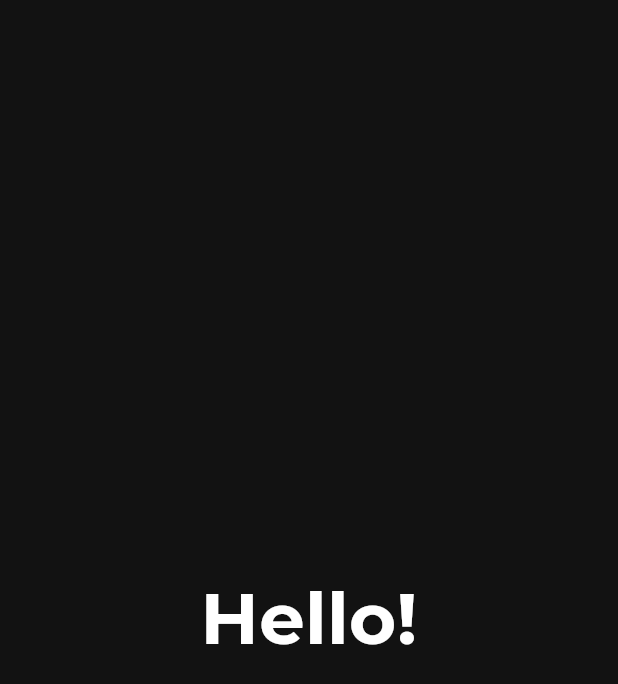
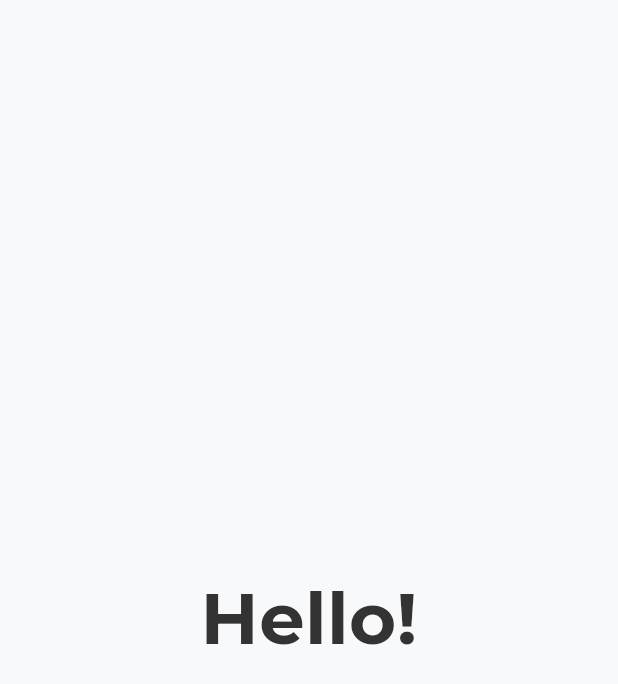
Before and after one commit to Awaneee/rakshapath, a Flutter app: the SplashScreen screen opened directly, on a phone screen of 412 x 824 dp. Shown: the top 684 px of the screen. Run offline on Flutter 3.47's test engine with Material 3 defaults, Android fonts, the phone set to English and light mode, and no system bars.

Commit message:
splash scren color correction

```diff
--- a/lib/screens/splash_screen.dart
+++ b/lib/screens/splash_screen.dart
@@ -8,7 +8,8 @@ class SplashScreen extends StatefulWidget {
   _SplashScreenState createState() => _SplashScreenState();
 }
 
-class _SplashScreenState extends State<SplashScreen> with TickerProviderStateMixin {
+class _SplashScreenState extends State<SplashScreen>
+    with TickerProviderStateMixin {
   // Animation controllers
   late final AnimationController _pageController;
   late final AnimationController _rippleController;
@@ -19,10 +20,11 @@ class _SplashScreenState extends State<SplashScreen> with TickerProviderStateMix
   // Current page index (0: Hello, 1: Welcome to, 2: Rakshapath)
   int _currentPage = 0;
 
-  // Colors
-  final Color _primaryColor = const Color(0xFF6C63FF);
-  final Color _accentColor = const Color(0xFF00BFA6);
-  final Color _backgroundColor = const Color(0xFF121212);
+  // 🎨 UPDATED COLORS TO MATCH YOUR UI
+  final Color _primaryColor = const Color(0xFF007BFF); // Main App Blue
+  final Color _accentColor = const Color(0xFF00C6FF); // Gradient Teal
+  final Color _backgroundColor = const Color(0xFFF7F9FB); // Light Background
+  final Color _textColor = const Color(0xFF333333); // Dark Grey for Text
 
   @override
   void initState() {
@@ -92,7 +94,7 @@ class _SplashScreenState extends State<SplashScreen> with TickerProviderStateMix
   @override
   Widget build(BuildContext context) {
     return Scaffold(
-      backgroundColor: _backgroundColor,
+      backgroundColor: _backgroundColor, // ✅ Use light background
       body: Stack(
         children: [
           // Ripple effect background (only for Rakshapath screen)
@@ -102,14 +104,20 @@ class _SplashScreenState extends State<SplashScreen> with TickerProviderStateMix
               builder: (context, child) {
                 return Center(
                   child: Container(
-                    width: MediaQuery.of(context).size.width * 0.8 * _rippleAnimation.value,
-                    height: MediaQuery.of(context).size.width * 0.8 * _rippleAnimation.value,
+                    width: MediaQuery.of(context).size.width *
+                        0.8 *
+                        _rippleAnimation.value,
+                    height: MediaQuery.of(context).size.width *
+                        0.8 *
+                        _rippleAnimation.value,
                     decoration: BoxDecoration(
                       shape: BoxShape.circle,
                       gradient: RadialGradient(
                         colors: [
-                          _primaryColor.withOpacity(0.05 * (1 - _rippleAnimation.value)),
-                          _primaryColor.withOpacity(0.01 * (1 - _rippleAnimation.value)),
+                          _primaryColor
+                              .withOpacity(0.05 * (1 - _rippleAnimation.value)),
+                          _primaryColor
+                              .withOpacity(0.01 * (1 - _rippleAnimation.value)),
                         ],
                       ),
                     ),
@@ -122,27 +130,43 @@ class _SplashScreenState extends State<SplashScreen> with TickerProviderStateMix
           Center(
             child: AnimatedSwitcher(
               duration: const Duration(milliseconds: 800),
-              child: _currentPage == 0
-                  ? const Text(
+              child: _buildCurrentPage(), // Helper method for cleaner code
+            ),
+          ),
+        ],
+      ),
+    );
+  }
+
+  // Helper widget to build the current page's content
+  Widget _buildCurrentPage() {
+    switch (_currentPage) {
+      case 0:
+        return Text(
           'Hello!',
+          key: const ValueKey('Hello'),
           style: TextStyle(
             fontSize: 48,
             fontWeight: FontWeight.bold,
-                        color: Colors.white,
+            color: _textColor, // ✅ Use dark text color
             fontFamily: 'Montserrat',
           ),
-                    )
-                  : _currentPage == 1
-                      ? const Text(
+        );
+      case 1:
+        return Text(
           'Welcome to',
+          key: const ValueKey('Welcome'),
           style: TextStyle(
             fontSize: 36,
             fontWeight: FontWeight.w300,
-                            color: Colors.white,
+            color: _textColor, // ✅ Use dark text color
             fontFamily: 'Montserrat',
           ),
-                        )
-                      : Column(
+        );
+      case 2:
+      default:
+        return Column(
+          key: const ValueKey('Rakshapath'),
           mainAxisSize: MainAxisSize.min,
           children: [
             // App logo/icon
@@ -161,14 +185,14 @@ class _SplashScreenState extends State<SplashScreen> with TickerProviderStateMix
               child: Icon(
                 Icons.security_rounded,
                 size: 60,
-                                color: _primaryColor,
+                color: _primaryColor, // ✅ Use primary color for icon
               ),
             ),
 
             // App title with gradient
             ShaderMask(
               shaderCallback: (bounds) => LinearGradient(
-                                colors: [_primaryColor, _accentColor],
+                colors: [_accentColor, _primaryColor], // ✅ Your app's gradient
                 begin: Alignment.topLeft,
                 end: Alignment.bottomRight,
               ).createShader(bounds),
@@ -177,7 +201,7 @@ class _SplashScreenState extends State<SplashScreen> with TickerProviderStateMix
                 style: TextStyle(
                   fontSize: 42,
                   fontWeight: FontWeight.w700,
-                                  color: Colors.white,
+                  color: Colors.white, // This color is masked by the gradient
                   fontFamily: 'Montserrat',
                 ),
               ),
@@ -186,11 +210,11 @@ class _SplashScreenState extends State<SplashScreen> with TickerProviderStateMix
             const SizedBox(height: 16),
 
             // Subtitle
-                            const Text(
+            Text(
               'Your Safety Companion',
               style: TextStyle(
                 fontSize: 18,
-                                color: Colors.white70,
+                color: _textColor.withOpacity(0.7), // ✅ Use dark text color
                 fontWeight: FontWeight.w400,
                 fontFamily: 'Montserrat',
               ),
@@ -203,17 +227,13 @@ class _SplashScreenState extends State<SplashScreen> with TickerProviderStateMix
               height: 40,
               child: CircularProgressIndicator(
                 valueColor: AlwaysStoppedAnimation<Color>(
-                                  Color(0xFF6C63FF),
+                  _primaryColor, // ✅ Use primary color for indicator
                 ),
                 strokeWidth: 2,
               ),
             ),
           ],
-                        ),
-            ),
-          ),
-        ],
-      ),
         );
     }
   }
+}
```
Lines whose indentation alone changed are shown as unchanged.
